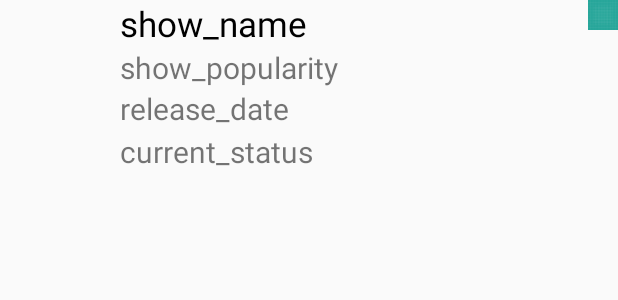
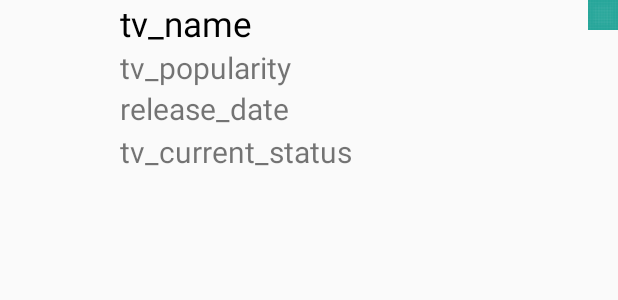
Before and after one commit to Mint3kool/TMDB, an Android app: the layout tv_item_row.xml on its own in the app's theme, with its tools: preview values and no code run, on a phone screen of 412 x 824 dp. Shown: the top 300 px of the screen. Run offline under Robolectric (Android 15) with nearby library versions, the phone set to English and light mode, and no system bars; network calls fail.

Commit message:
Can correctly hit api for popular movies now; no display yet

```diff
--- a/TMDB/app/build.gradle
+++ b/TMDB/app/build.gradle
@@ -9,6 +9,11 @@ android {
         versionCode 1
         versionName "1.0"
         testInstrumentationRunner "android.support.test.runner.AndroidJUnitRunner"
+        javaCompileOptions {
+            annotationProcessorOptions {
+                arguments = ["room.schemaLocation": "$projectDir/schemas".toString()]
+            }
+        }
     }
     buildTypes {
         release {
--- a/TMDB/app/src/main/java/com/shenexample/tay/tmdb/Database/MovieDAO.java
+++ b/TMDB/app/src/main/java/com/shenexample/tay/tmdb/Database/MovieDAO.java
@@ -1,11 +1,13 @@
 package com.shenexample.tay.tmdb.Database;
 
+import android.arch.persistence.room.Dao;
 import android.arch.persistence.room.Insert;
 import android.arch.persistence.room.OnConflictStrategy;
 import android.arch.persistence.room.Query;
 
 import java.util.List;
 
+@Dao
 public interface MovieDAO {
     String TABLE_NAME = "Movie_Table";
 
@@ -15,9 +17,9 @@ public interface MovieDAO {
     @Query("DELETE FROM " + TABLE_NAME)
     void deleteAll();
 
-    @Query("SELECT * FROM " + TABLE_NAME + " ORDER BY :field")
+    @Query("SELECT * FROM " + TABLE_NAME + " ORDER BY :field LIMIT 20")
     List<Movie> findMoviesOrderByField(String field);
 
-    @Query("SELECT * FROM " + TABLE_NAME + " WHERE movie_id = id")
+    @Query("SELECT * FROM " + TABLE_NAME + " WHERE movie_id = :id")
     Movie getMovie(int id);
 }
--- a/TMDB/app/src/main/java/com/shenexample/tay/tmdb/Movies/TmdbMovieApi.java
+++ b/TMDB/app/src/main/java/com/shenexample/tay/tmdb/Movies/TmdbMovieApi.java
@@ -49,7 +49,7 @@ public class TmdbMovieApi implements Response.Listener<String>, Response.ErrorLi
         try {
             JSONObject jsonObject = new JSONObject(response);
             JSONArray jsonArray = jsonObject.getJSONArray("results");
-            myMovieFragment.StorePopularMovies();
+            myMovieFragment.StoreMovies(jsonArray);
         } catch (JSONException je) {
             je.printStackTrace();
         }
--- a/TMDB/app/src/main/res/layout/tv_item_row.xml
+++ b/TMDB/app/src/main/res/layout/tv_item_row.xml
@@ -4,17 +4,17 @@
     android:layout_height="wrap_content">
 
     <ImageView
-        android:id="@+id/movie_icon"
+        android:id="@+id/tv_icon"
         android:layout_width="80dp"
         android:layout_height="80dp"/>
 
     <TextView
-        android:id="@+id/movie_name"
+        android:id="@+id/tv_name"
         android:layout_width="wrap_content"
         android:layout_height="wrap_content"
-        android:text="show_name"
+        android:text="tv_name"
         android:textSize="23sp"
-        android:layout_toEndOf="@+id/movie_icon"
+        android:layout_toEndOf="@+id/tv_icon"
         android:textColor="#000000"/>
 
     <ImageView
@@ -28,31 +28,31 @@
         android:adjustViewBounds="true"/>
 
     <TextView
-        android:id="@+id/movie_popularity"
+        android:id="@+id/tv_popularity"
         android:layout_width="wrap_content"
         android:layout_height="wrap_content"
-        android:layout_below="@+id/movie_name"
-        android:text="show_popularity"
+        android:layout_below="@+id/tv_name"
+        android:text="tv_popularity"
         android:textSize="20sp"
-        android:layout_toEndOf="@+id/movie_icon"/>
+        android:layout_toEndOf="@+id/tv_icon"/>
 
 
     <TextView
-        android:id="@+id/release_date"
+        android:id="@+id/tv_release_date"
         android:layout_width="wrap_content"
         android:layout_height="wrap_content"
-        android:layout_below="@+id/movie_popularity"
+        android:layout_below="@+id/tv_popularity"
         android:text="release_date"
         android:textSize="20sp"
-        android:layout_toEndOf="@+id/movie_icon"/>
+        android:layout_toEndOf="@+id/tv_icon"/>
 
     <TextView
-        android:id="@+id/current_status"
+        android:id="@+id/tv_current_status"
         android:layout_width="wrap_content"
         android:layout_height="wrap_content"
-        android:layout_below="@+id/release_date"
+        android:layout_below="@+id/tv_release_date"
         android:layout_marginTop="1dp"
-        android:text="current_status"
+        android:text="tv_current_status"
         android:textSize="20sp"
-        android:layout_toEndOf="@id/movie_icon"/>
+        android:layout_toEndOf="@id/tv_icon"/>
 </RelativeLayout>
```
Also changed, not shown: TMDB/app/src/main/java/com/shenexample/tay/tmdb/Main/MainActivity.java (+6 -1 lines), TMDB/app/src/main/java/com/shenexample/tay/tmdb/Movies/MovieFragment.java (+12 -2 lines), TMDB/app/src/main/java/com/shenexample/tay/tmdb/Movies/PopularMovieFragment.java (+16 -1 lines), TMDB/app/src/main/res/layout/movie_item_row.xml (+7 -2 lines), 1 other file.
